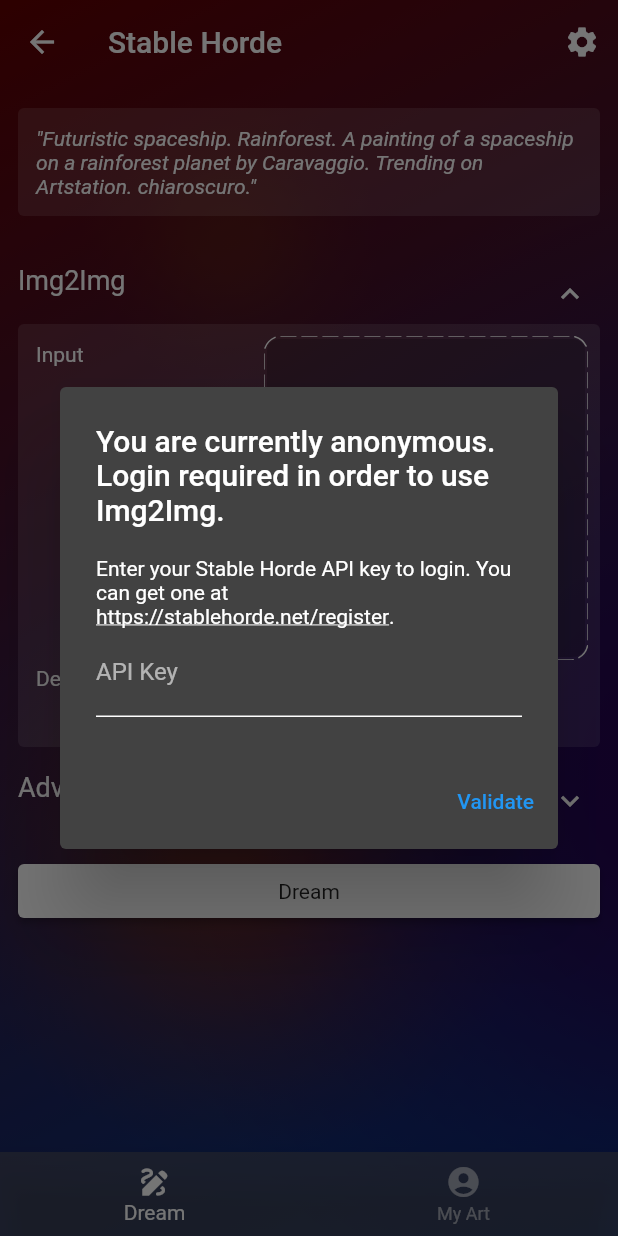
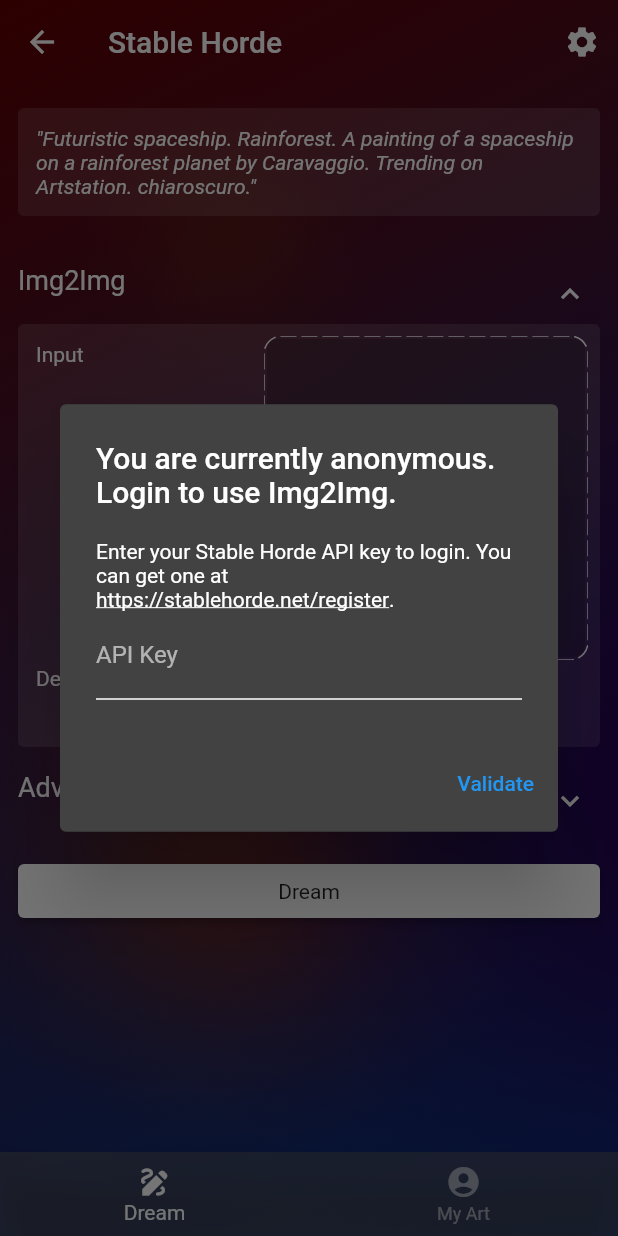
Before and after one commit to ndahlquist/stable-horde-flutter, a Flutter app: the HomePage screen opened directly, after a tap on "Img2Img", after a tap on "Select your image", on a phone screen of 412 x 824 dp. Run offline on Flutter 3.47's test engine with Material 2 defaults, Android fonts, the phone set to English and light mode, and no system bars; drawn by our look-alikes of dotted_border, expandable; our stand-ins replace cached_network_image, firebase_analytics, firebase_core, firebase_remote_config, flutter_svg, google_fonts and 6 more; accounts and stored records are empty; generated files the repository leaves out were written again; Roboto replaces fonts that are missing (Ubuntu).

Commit message:
Small fixes.

```diff
--- a/lib/blocs/image_transcode_bloc.dart
+++ b/lib/blocs/image_transcode_bloc.dart
@@ -38,7 +38,7 @@ class _ImageTranscodeBloc {
     return outputFile;
   }
 
-  String? _transcodeWebp(Uint8List bytes) {
+  String? _transcodeToB64Jpg(Uint8List bytes) {
     final image = decodeImage(bytes);
     if (image == null) return null;
 
@@ -48,7 +48,7 @@ class _ImageTranscodeBloc {
 
   Future<String?> transcodeImageToJpgBytes(Uint8List inputB64Bytes) async {
     return await compute(
-      _transcodeWebp,
+      _transcodeToB64Jpg,
       inputB64Bytes,
     );
   }
--- a/lib/widgets/image_picker_widget.dart
+++ b/lib/widgets/image_picker_widget.dart
@@ -245,8 +245,7 @@ class _ImagePickerWidgetState extends State<ImagePickerWidget> {
         context: context,
         builder: (_) {
           return const LoginDialog(
-            title:
-                "You are currently anonymous. Login required in order to use Img2Img.",
+            title: "You are currently anonymous. Login to use Img2Img.",
           );
         },
       );
```
